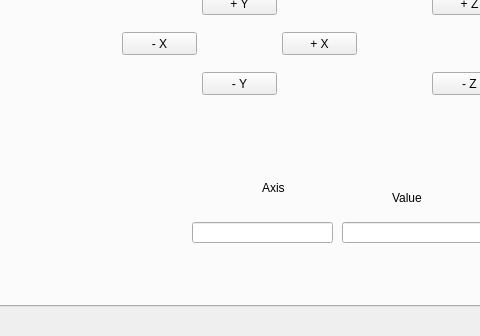
First picture: the form in owis_controller.ui, repository gitHleon/OWIS_controller_V0, before the edit; both pictures show x 0 to 480 and y 361 to 697 of the 976 by 697 pixel window.
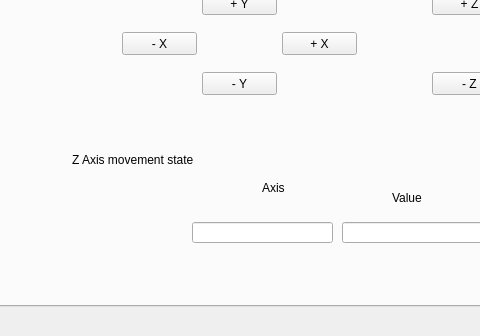
Second picture: the form after the edit.

What changed in the file:
```diff
--- a/owis_controller.ui
+++ b/owis_controller.ui
@@ -570,19 +570,6 @@
        <string>Z Axis position</string>
       </property>
      </widget>
-     <widget class="QLabel" name="label_axis_movement_Z">
-      <property name="geometry">
-       <rect>
-        <x>210</x>
-        <y>290</y>
-        <width>161</width>
-        <height>16</height>
-       </rect>
-      </property>
-      <property name="text">
-       <string>Z Axis movement state</string>
-      </property>
-     </widget>
     </widget>
     <widget class="QWidget" name="tab_2">
      <attribute name="title">
@@ -796,6 +783,19 @@
        <bool>true</bool>
       </property>
      </widget>
+     <widget class="QLabel" name="label_axis_movement_Z">
+      <property name="geometry">
+       <rect>
+        <x>80</x>
+        <y>220</y>
+        <width>161</width>
+        <height>16</height>
+       </rect>
+      </property>
+      <property name="text">
+       <string>Z Axis movement state</string>
+      </property>
+     </widget>
     </widget>
    </widget>
   </widget>
```
